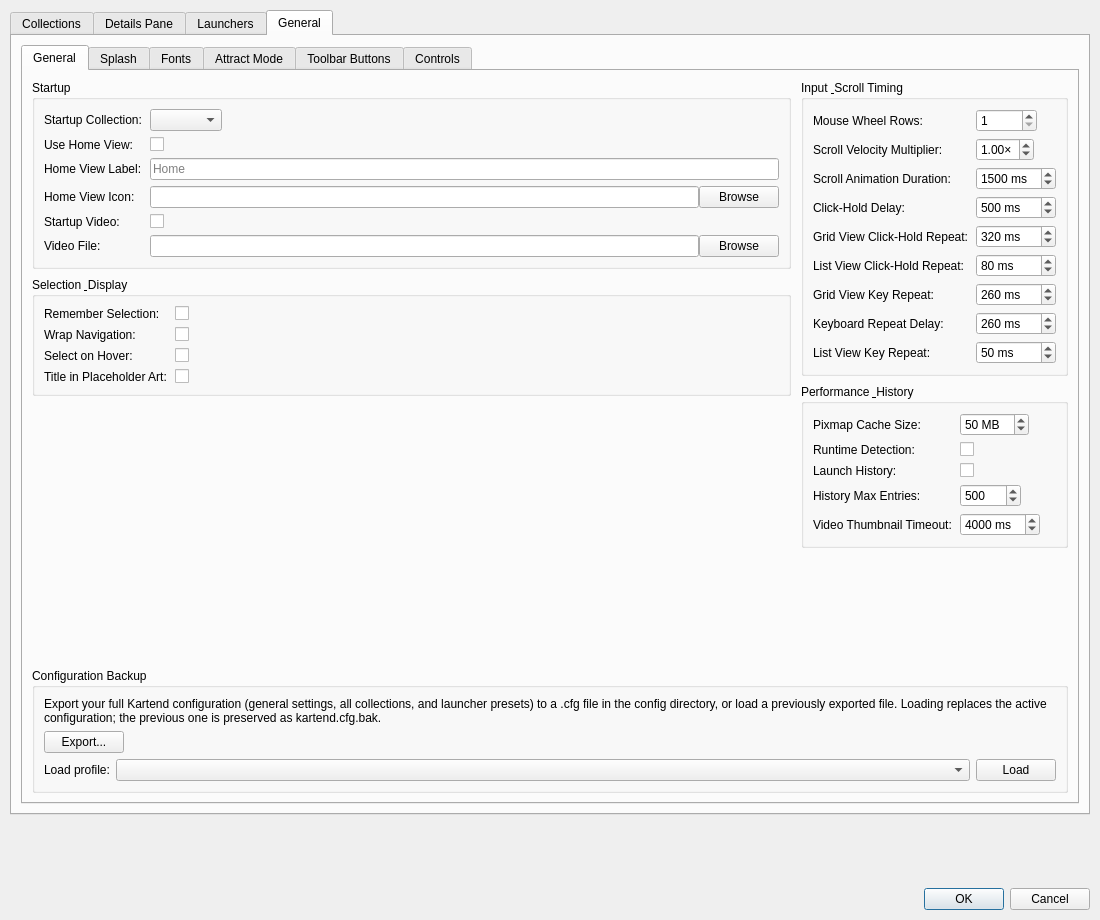
Before: the Qt Designer form src/ui/dialogs/settingsdialog.ui in EtherAura/Kartend, drawn with Qt 5.
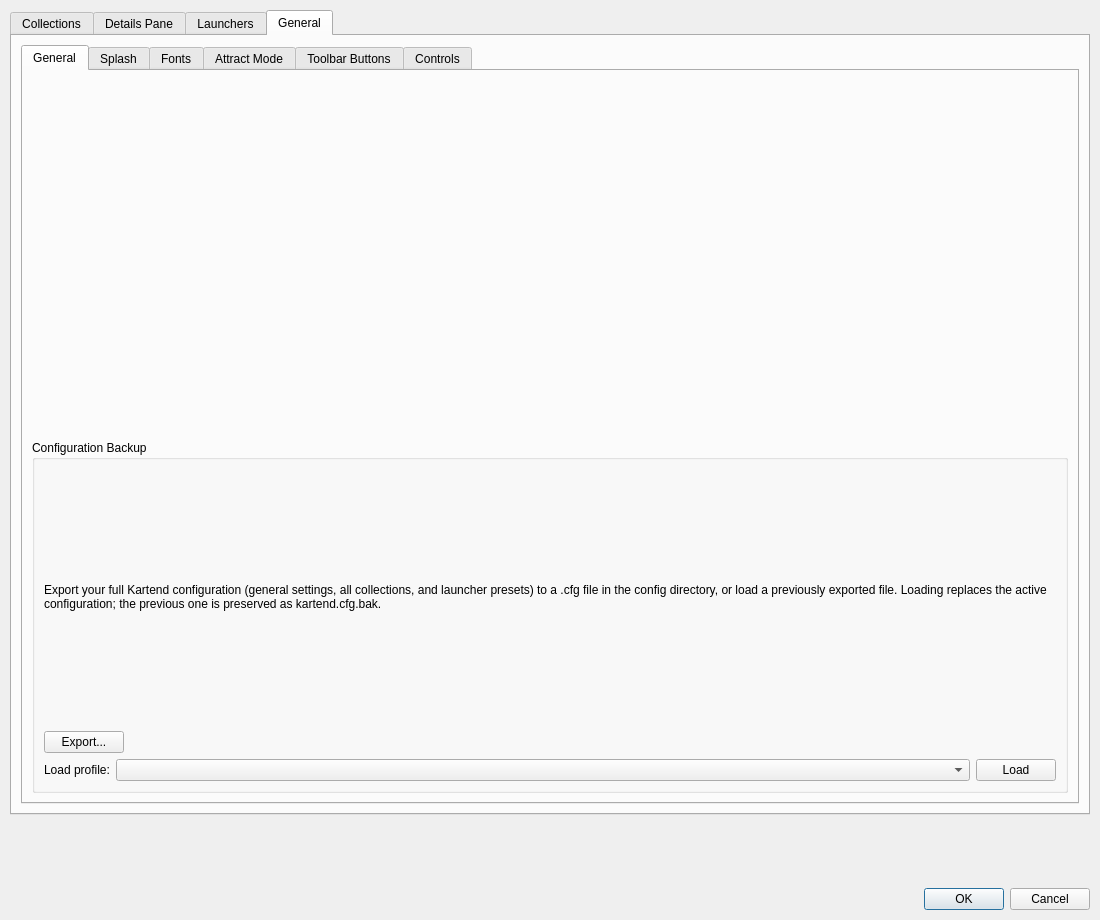
After: the same form once the commit is applied. The open tabs and pages were chosen to show the change. Icons and pictures are not drawn. Custom widgets are drawn as their Qt base class.

Commit message: refactor(settings): extract GeneralSettingsPanel from generalTab General sub-tab

```diff
--- a/src/ui/dialogs/settingsdialog.ui
+++ b/src/ui/dialogs/settingsdialog.ui
@@ -1531,394 +1531,7 @@
                     </attribute>
                     <layout class="QVBoxLayout" name="generalSettingsSubTabLayout">
            <item>
-            <layout class="QHBoxLayout" name="generalColumnsLayout">
-             <property name="spacing"><number>10</number></property>
-             <item>
-              <layout class="QVBoxLayout" name="generalLeftColumnLayout">
-               <property name="spacing"><number>8</number></property>
-               <item>
-                <widget class="QGroupBox" name="startupGroupBox">
-                 <property name="title"><string>Startup</string></property>
-                 <layout class="QFormLayout" name="startupFormLayout">
-                  <property name="horizontalSpacing"><number>8</number></property>
-                  <property name="verticalSpacing"><number>6</number></property>
-                  <property name="fieldGrowthPolicy"><enum>QFormLayout::FieldGrowthPolicy::ExpandingFieldsGrow</enum></property>
-                  <item row="0" column="0">
-                   <widget class="QLabel" name="startupCollectionLabel">
-                    <property name="text"><string>Startup Collection:</string></property>
-                   </widget>
-                  </item>
-                  <item row="0" column="1">
-                   <widget class="QComboBox" name="startupCollectionComboBox">
-                    <property name="minimumWidth"><number>180</number></property>
-                    <property name="toolTip"><string>Collection to open on startup. &quot;(Default)&quot; opens the first root collection.</string></property>
-                   </widget>
-                  </item>
-                  <item row="1" column="0">
-                   <widget class="QLabel" name="useHomeViewLabel">
-                    <property name="text"><string>Use Home View:</string></property>
-                   </widget>
-                  </item>
-                  <item row="1" column="1">
-                   <widget class="QCheckBox" name="useHomeViewCheckBox">
-                    <property name="toolTip"><string>Open a synthetic Home view at startup that shows one tile per root collection. Overrides Startup Collection when no specific collection is selected. Back from any root-level collection returns here.</string></property>
-                   </widget>
-                  </item>
-                  <item row="2" column="0">
-                   <widget class="QLabel" name="homeViewLabelLabel">
-                    <property name="text"><string>Home View Label:</string></property>
-                   </widget>
-                  </item>
-                  <item row="2" column="1">
-                   <widget class="QLineEdit" name="homeViewLabelLineEdit">
-                    <property name="toolTip"><string>Title shown at the top of the synthetic Home view and as the toolbar Home button's tooltip. Empty falls back to &quot;Home&quot;.</string></property>
-                    <property name="placeholderText"><string>Home</string></property>
-                   </widget>
-                  </item>
-                  <item row="3" column="0">
-                   <widget class="QLabel" name="homeViewIconLabel">
-                    <property name="text"><string>Home View Icon:</string></property>
-                   </widget>
-                  </item>
-                  <item row="3" column="1">
-                   <layout class="QHBoxLayout" name="homeViewIconLayout">
-                    <item>
-                     <widget class="QLineEdit" name="homeViewIconLineEdit">
-                      <property name="toolTip"><string>Absolute path to a custom icon for the toolbar Home button. Empty falls back to the themed go-home icon.</string></property>
-                     </widget>
-                    </item>
-                    <item>
-                     <widget class="QPushButton" name="browseHomeViewIconButton">
-                      <property name="text"><string>Browse</string></property>
-                     </widget>
-                    </item>
-                   </layout>
-                  </item>
-                  <item row="4" column="0">
-                   <widget class="QLabel" name="startupVideoEnabledLabel">
-                    <property name="text"><string>Startup Video:</string></property>
-                   </widget>
-                  </item>
-                  <item row="4" column="1">
-                   <widget class="QCheckBox" name="startupVideoEnabledCheckBox">
-                    <property name="toolTip"><string>Play a configurable video on application launch. Skippable via any key or click.</string></property>
-                   </widget>
-                  </item>
-                  <item row="5" column="0">
-                   <widget class="QLabel" name="startupVideoPathLabel">
-                    <property name="text"><string>Video File:</string></property>
-                   </widget>
-                  </item>
-                  <item row="5" column="1">
-                   <layout class="QHBoxLayout" name="startupVideoPathLayout">
-                    <item>
-                     <widget class="QLineEdit" name="startupVideoPathLineEdit">
-                      <property name="toolTip"><string>Absolute path to the video file played on launch (e.g. .mp4, .webm). Empty disables the feature regardless of the checkbox above.</string></property>
-                     </widget>
-                    </item>
-                    <item>
-                     <widget class="QPushButton" name="browseStartupVideoButton">
-                      <property name="text"><string>Browse</string></property>
-                     </widget>
-                    </item>
-                   </layout>
-                  </item>
-                 </layout>
-                </widget>
-               </item>
-               <item>
-                <widget class="QGroupBox" name="selectionGroupBox">
-                 <property name="title"><string>Selection &amp; Display</string></property>
-                 <layout class="QFormLayout" name="selectionFormLayout">
-                  <property name="horizontalSpacing"><number>8</number></property>
-                  <property name="verticalSpacing"><number>6</number></property>
-                  <property name="fieldGrowthPolicy"><enum>QFormLayout::FieldGrowthPolicy::ExpandingFieldsGrow</enum></property>
-                  <item row="0" column="0">
-                   <widget class="QLabel" name="rememberSelectionLabel">
-                    <property name="text"><string>Remember Selection:</string></property>
-                   </widget>
-                  </item>
-                  <item row="0" column="1">
-                   <widget class="QCheckBox" name="rememberSelectionCheckBox">
-                    <property name="toolTip"><string>Remember the last selected item when returning to a collection</string></property>
-                   </widget>
-                  </item>
-                  <item row="1" column="0">
-                   <widget class="QLabel" name="wrapNavigationLabel">
-                    <property name="text"><string>Wrap Navigation:</string></property>
-                   </widget>
-                  </item>
-                  <item row="1" column="1">
-                   <widget class="QCheckBox" name="wrapNavigationCheckBox">
-                    <property name="toolTip"><string>When navigating with arrow keys, wrap at edges</string></property>
-                   </widget>
-                  </item>
-                  <item row="2" column="0">
-                   <widget class="QLabel" name="selectItemOnHoverLabel">
-                    <property name="text"><string>Select on Hover:</string></property>
-                   </widget>
-                  </item>
-                  <item row="2" column="1">
-                   <widget class="QCheckBox" name="selectItemOnHoverCheckBox">
-                    <property name="toolTip"><string>Move selection to the visible item under the mouse pointer without clicking</string></property>
-                   </widget>
-                  </item>
-                  <item row="3" column="0">
-                   <widget class="QLabel" name="showTitleInPlaceholderLabel">
-                    <property name="text"><string>Title in Placeholder Art:</string></property>
-                   </widget>
-                  </item>
-                  <item row="3" column="1">
-                   <widget class="QCheckBox" name="showTitleInPlaceholderCheckBox">
-                    <property name="toolTip"><string>Draw the item title on top of placeholder art (the hatched pattern or any user-supplied placeholder image) when no real artwork exists for the item.</string></property>
-                   </widget>
-                  </item>
-                 </layout>
-                </widget>
-               </item>
-               <item>
-                <spacer name="generalLeftColumnSpacer">
-                 <property name="orientation"><enum>Qt::Orientation::Vertical</enum></property>
-                 <property name="sizeHint" stdset="0"><size><width>0</width><height>0</height></size></property>
-                </spacer>
-               </item>
-              </layout>
-             </item>
-             <item>
-              <layout class="QVBoxLayout" name="generalRightColumnLayout">
-               <property name="spacing"><number>8</number></property>
-               <item>
-                <widget class="QGroupBox" name="inputTimingGroupBox">
-                 <property name="title"><string>Input &amp; Scroll Timing</string></property>
-                 <layout class="QFormLayout" name="inputTimingFormLayout">
-                  <property name="horizontalSpacing"><number>8</number></property>
-                  <property name="verticalSpacing"><number>6</number></property>
-                  <property name="fieldGrowthPolicy"><enum>QFormLayout::FieldGrowthPolicy::ExpandingFieldsGrow</enum></property>
-                  <item row="0" column="0">
-                   <widget class="QLabel" name="mouseWheelSpeedLabel">
-                    <property name="text"><string>Mouse Wheel Rows:</string></property>
-                   </widget>
-                  </item>
-                  <item row="0" column="1">
-                   <widget class="QSpinBox" name="mouseWheelSpeedSpinBox">
-                    <property name="minimumWidth"><number>110</number></property>
-                    <property name="toolTip"><string>Number of rows to scroll per mouse wheel step</string></property>
-                    <property name="minimum"><number>1</number></property>
-                    <property name="maximum"><number>99999</number></property>
-                    <property name="value"><number>1</number></property>
-                   </widget>
-                  </item>
-                  <item row="1" column="0">
-                   <widget class="QLabel" name="scrollVelocityMultiplierLabel">
-                    <property name="text"><string>Scroll Velocity Multiplier:</string></property>
-                   </widget>
-                  </item>
-                  <item row="1" column="1">
-                   <widget class="QDoubleSpinBox" name="scrollVelocityMultiplierSpinBox">
-                    <property name="minimumWidth"><number>110</number></property>
-                    <property name="toolTip"><string>Multiplier applied to mouse wheel rows and held-arrow key-repeat cadence. 1.0× = unchanged.</string></property>
-                    <property name="suffix"><string>×</string></property>
-                    <property name="decimals"><number>2</number></property>
-                    <property name="singleStep"><double>0.25</double></property>
-                    <property name="minimum"><double>0.25</double></property>
-                    <property name="maximum"><double>5.00</double></property>
-                    <property name="value"><double>1.00</double></property>
-                   </widget>
-                  </item>
-                  <item row="2" column="0">
-                   <widget class="QLabel" name="scrollAnimationSpeedLabel">
-                    <property name="text"><string>Scroll Animation Duration:</string></property>
-                   </widget>
-                  </item>
-                  <item row="2" column="1">
-                   <widget class="QSpinBox" name="scrollAnimationSpeedSpinBox">
-                    <property name="minimumWidth"><number>110</number></property>
-                    <property name="toolTip"><string>Duration of smooth scroll animations when centering selection (milliseconds)</string></property>
-                    <property name="suffix"><string> ms</string></property>
-                    <property name="minimum"><number>1</number></property>
-                    <property name="maximum"><number>99999</number></property>
-                    <property name="value"><number>1500</number></property>
-                   </widget>
-                  </item>
-                  <item row="3" column="0">
-                   <widget class="QLabel" name="clickHoldDelayLabel">
-                    <property name="text"><string>Click-Hold Delay:</string></property>
-                   </widget>
-                  </item>
-                  <item row="3" column="1">
-                   <widget class="QSpinBox" name="clickHoldDelaySpinBox">
-                    <property name="minimumWidth"><number>110</number></property>
-                    <property name="toolTip"><string>Delay before click-hold scroll mode activates (milliseconds)</string></property>
-                    <property name="suffix"><string> ms</string></property>
-                    <property name="minimum"><number>1</number></property>
-                    <property name="maximum"><number>99999</number></property>
-                    <property name="value"><number>500</number></property>
-                   </widget>
-                  </item>
-                  <item row="4" column="0">
-                   <widget class="QLabel" name="clickHoldRepeatIntervalLabel">
-                    <property name="text"><string>Grid View Click-Hold Repeat:</string></property>
-                   </widget>
-                  </item>
-                  <item row="4" column="1">
-                   <widget class="QSpinBox" name="clickHoldRepeatIntervalSpinBox">
-                    <property name="minimumWidth"><number>110</number></property>
-                    <property name="toolTip"><string>Interval between steps during click-hold scrolling in grid view (milliseconds)</string></property>
-                    <property name="suffix"><string> ms</string></property>
-                    <property name="minimum"><number>1</number></property>
-                    <property name="maximum"><number>99999</number></property>
-                    <property name="value"><number>320</number></property>
-                   </widget>
-                  </item>
-                  <item row="5" column="0">
-                   <widget class="QLabel" name="listClickHoldRepeatLabel">
-                    <property name="text"><string>List View Click-Hold Repeat:</string></property>
-                   </widget>
-                  </item>
-                  <item row="5" column="1">
-                   <widget class="QSpinBox" name="listClickHoldRepeatSpinBox">
-                    <property name="minimumWidth"><number>110</number></property>
-                    <property name="toolTip"><string>Interval between steps during click-hold scrolling in list view (milliseconds)</string></property>
-                    <property name="suffix"><string> ms</string></property>
-                    <property name="minimum"><number>1</number></property>
-                    <property name="maximum"><number>99999</number></property>
-                    <property name="value"><number>80</number></property>
-                   </widget>
-                  </item>
-                  <item row="6" column="0">
-                   <widget class="QLabel" name="keyboardSpeedLabel">
-                    <property name="text"><string>Grid View Key Repeat:</string></property>
-                   </widget>
-                  </item>
-                  <item row="6" column="1">
-                   <widget class="QSpinBox" name="keyboardSpeedSpinBox">
-                    <property name="minimumWidth"><number>110</number></property>
-                    <property name="toolTip"><string>Interval between arrow key repeats when holding keys in grid view (milliseconds)</string></property>
-                    <property name="suffix"><string> ms</string></property>
-                    <property name="minimum"><number>1</number></property>
-                    <property name="maximum"><number>99999</number></property>
-                    <property name="value"><number>260</number></property>
-                   </widget>
-                  </item>
-                  <item row="7" column="0">
-                   <widget class="QLabel" name="keyboardRepeatDelayLabel">
-                    <property name="text"><string>Keyboard Repeat Delay:</string></property>
-                   </widget>
-                  </item>
-                  <item row="7" column="1">
-                   <widget class="QSpinBox" name="keyboardRepeatDelaySpinBox">
-                    <property name="minimumWidth"><number>110</number></property>
-                    <property name="toolTip"><string>Initial delay before keyboard repeat starts (milliseconds)</string></property>
-                    <property name="suffix"><string> ms</string></property>
-                    <property name="minimum"><number>1</number></property>
-                    <property name="maximum"><number>99999</number></property>
-                    <property name="value"><number>260</number></property>
-                   </widget>
-                  </item>
-                  <item row="8" column="0">
-                   <widget class="QLabel" name="listKeyboardRepeatLabel">
-                    <property name="text"><string>List View Key Repeat:</string></property>
-                   </widget>
-                  </item>
-                  <item row="8" column="1">
-                   <widget class="QSpinBox" name="listKeyboardRepeatSpinBox">
-                    <property name="minimumWidth"><number>110</number></property>
-                    <property name="toolTip"><string>Interval between arrow key repeats when holding keys in list view (milliseconds)</string></property>
-                    <property name="suffix"><string> ms</string></property>
-                    <property name="minimum"><number>1</number></property>
-                    <property name="maximum"><number>99999</number></property>
-                    <property name="value"><number>50</number></property>
-                   </widget>
-                  </item>
-                 </layout>
-                </widget>
-               </item>
-               <item>
-                <widget class="QGroupBox" name="performanceHistoryGroupBox">
-                 <property name="title"><string>Performance &amp; History</string></property>
-                 <layout class="QFormLayout" name="performanceHistoryFormLayout">
-                  <property name="horizontalSpacing"><number>8</number></property>
-                  <property name="verticalSpacing"><number>6</number></property>
-                  <property name="fieldGrowthPolicy"><enum>QFormLayout::FieldGrowthPolicy::ExpandingFieldsGrow</enum></property>
-                  <item row="0" column="0">
-                   <widget class="QLabel" name="pixmapCacheLabel">
-                    <property name="text"><string>Pixmap Cache Size:</string></property>
-                   </widget>
-                  </item>
-                  <item row="0" column="1">
-                   <widget class="QSpinBox" name="pixmapCacheSpinBox">
-                    <property name="minimumWidth"><number>110</number></property>
-                    <property name="toolTip"><string>Memory allocated for caching artwork images (10-500 MB). Larger values improve scrolling performance.</string></property>
-                    <property name="minimum"><number>10</number></property>
-                    <property name="maximum"><number>500</number></property>
-                    <property name="singleStep"><number>10</number></property>
-                    <property name="value"><number>50</number></property>
-                    <property name="suffix"><string> MB</string></property>
-                   </widget>
-                  </item>
-                  <item row="1" column="0">
-                   <widget class="QLabel" name="runtimeDetectionLabel">
-                    <property name="text"><string>Runtime Detection:</string></property>
-                   </widget>
-                  </item>
-                  <item row="1" column="1">
-                   <widget class="QCheckBox" name="runtimeDetectionCheckBox">
-                    <property name="toolTip"><string>Track launched items so Kartend hides behind a &quot;Now Playing&quot; overlay while running and returns automatically when the program closes</string></property>
-                   </widget>
-                  </item>
-                  <item row="2" column="0">
-                   <widget class="QLabel" name="historyEnabledLabel">
-                    <property name="text"><string>Launch History:</string></property>
-                   </widget>
-                  </item>
-                  <item row="2" column="1">
-                   <widget class="QCheckBox" name="historyEnabledCheckBox">
-                    <property name="toolTip"><string>Record a chronological log of every successful launch. Disabling stops new entries; existing entries remain until cleared from the Statistics dialog.</string></property>
-                   </widget>
-                  </item>
-                  <item row="3" column="0">
-                   <widget class="QLabel" name="historyMaxEntriesLabel">
-                    <property name="text"><string>History Max Entries:</string></property>
-                   </widget>
-                  </item>
-                  <item row="3" column="1">
-                   <widget class="QSpinBox" name="historyMaxEntriesSpinBox">
-                    <property name="minimumWidth"><number>110</number></property>
-                    <property name="toolTip"><string>After each launch, oldest entries above this count are deleted. Range: 10–50000.</string></property>
-                    <property name="minimum"><number>10</number></property>
-                    <property name="maximum"><number>50000</number></property>
-                    <property name="singleStep"><number>50</number></property>
-                    <property name="value"><number>500</number></property>
-                   </widget>
-                  </item>
-                  <item row="4" column="0">
-                   <widget class="QLabel" name="videoThumbnailTimeoutLabel">
-                    <property name="text"><string>Video Thumbnail Timeout:</string></property>
-                   </widget>
-                  </item>
-                  <item row="4" column="1">
-                   <widget class="QSpinBox" name="videoThumbnailTimeoutSpinBox">
-                    <property name="minimumWidth"><number>110</number></property>
-                    <property name="toolTip"><string>How long to wait for a single video thumbnail to decode before giving up. Increase on slow systems where legitimate videos miss the default 4s window. Range: 1000–30000 ms.</string></property>
-                    <property name="minimum"><number>1000</number></property>
-                    <property name="maximum"><number>30000</number></property>
-                    <property name="singleStep"><number>500</number></property>
-                    <property name="value"><number>4000</number></property>
-                    <property name="suffix"><string> ms</string></property>
-                   </widget>
-                  </item>
-                 </layout>
-                </widget>
-               </item>
-               <item>
-                <spacer name="generalRightColumnSpacer">
-                 <property name="orientation"><enum>Qt::Orientation::Vertical</enum></property>
-                 <property name="sizeHint" stdset="0"><size><width>0</width><height>0</height></size></property>
-                </spacer>
-               </item>
-              </layout>
-             </item>
-            </layout>
+            <widget class="GeneralSettingsPanel" name="generalSettingsPanel" native="true"/>
            </item>
            <item>
             <widget class="QGroupBox" name="backupGroupBox">
@@ -2364,6 +1977,12 @@
    <header>toolbarpanel.h</header>
    <container>1</container>
   </customwidget>
+  <customwidget>
+   <class>GeneralSettingsPanel</class>
+   <extends>QWidget</extends>
+   <header>generalsettingspanel.h</header>
+   <container>1</container>
+  </customwidget>
  </customwidgets>
  <resources/>
  <connections/>
```
The commit also changes 10 other files.
